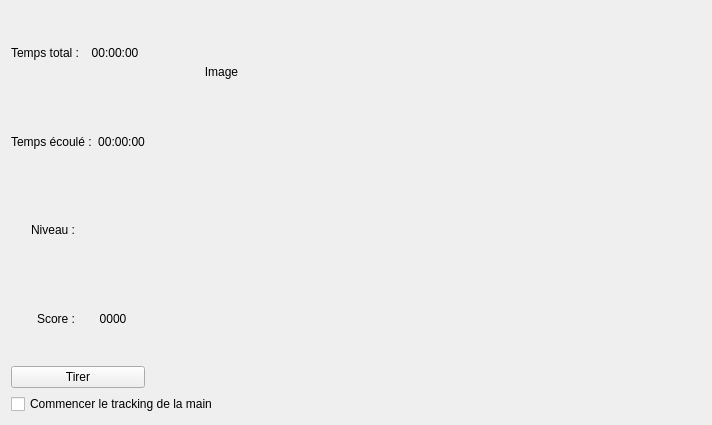
HugoPopo/trebuchetse, file MyOpenGL/window.ui: the form before one commit.
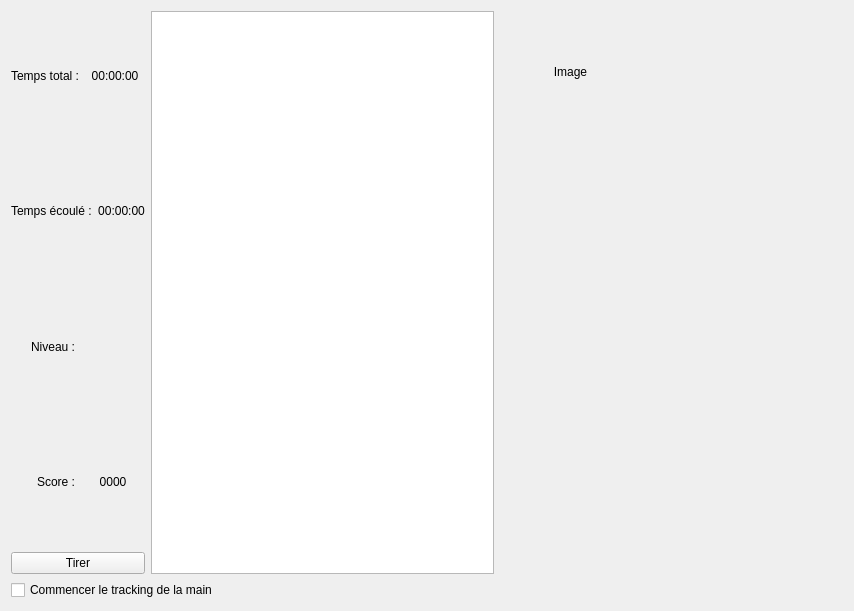
The form after the commit. Custom widgets are drawn as their Qt base class.

Commit message: Better target :bee:

```diff
--- a/MyOpenGL/window.ui
+++ b/MyOpenGL/window.ui
@@ -6,8 +6,8 @@
    <rect>
     <x>0</x>
     <y>0</y>
-    <width>712</width>
-    <height>425</height>
+    <width>854</width>
+    <height>611</height>
    </rect>
   </property>
   <property name="windowTitle">
@@ -120,6 +120,9 @@
        </item>
       </layout>
      </item>
+     <item>
+      <widget class="QTableView" name="tableView"/>
+     </item>
      <item>
       <layout class="QVBoxLayout" name="verticalLayout_4">
        <item>
```
Left out of the diff: 3 changed lines with no effect on the pictures. The commit also changes 1 other file.
